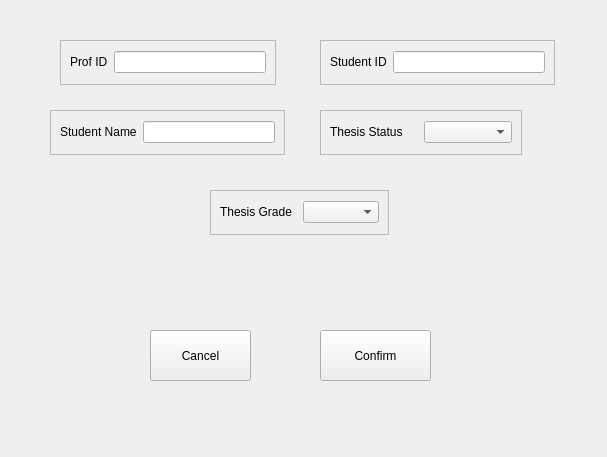
Old version of the form raw-ui/new_thesis_window.ui in the repository soda-sh/uni-salary.
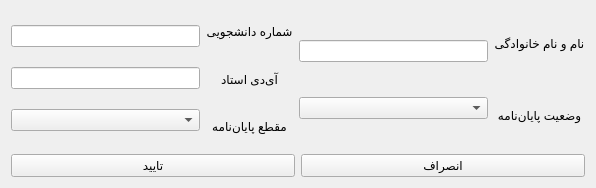
New version of the form.

Patch:
```diff
--- a/raw-ui/new_thesis_window.ui
+++ b/raw-ui/new_thesis_window.ui
@@ -6,179 +6,103 @@
    <rect>
     <x>0</x>
     <y>0</y>
-    <width>607</width>
-    <height>457</height>
+    <width>596</width>
+    <height>188</height>
    </rect>
   </property>
   <property name="windowTitle">
    <string>Form</string>
   </property>
-  <widget class="QFrame" name="profIdFrame">
-   <property name="geometry">
-    <rect>
-     <x>60</x>
-     <y>40</y>
-     <width>216</width>
-     <height>45</height>
-    </rect>
-   </property>
-   <property name="frameShape">
-    <enum>QFrame::StyledPanel</enum>
-   </property>
-   <property name="frameShadow">
-    <enum>QFrame::Raised</enum>
-   </property>
    <layout class="QGridLayout" name="gridLayout">
     <item row="0" column="0">
-     <widget class="QLabel" name="profIdLabel">
+    <layout class="QHBoxLayout" name="horizontalLayout_5">
+     <item>
+      <layout class="QVBoxLayout" name="verticalLayout_8">
+       <item>
+        <widget class="QLineEdit" name="profName"/>
+       </item>
+       <item>
+        <widget class="QLineEdit" name="lineEdit"/>
+       </item>
+       <item>
+        <widget class="QComboBox" name="profBase"/>
+       </item>
+      </layout>
+     </item>
+     <item>
+      <layout class="QVBoxLayout" name="verticalLayout_7">
+       <item>
+        <widget class="QLabel" name="profNameLabel_2">
       <property name="text">
-       <string>Prof ID</string>
+          <string>&lt;html&gt;&lt;head/&gt;&lt;body&gt;&lt;p align=&quot;center&quot;&gt;شماره دانشجویی&lt;/p&gt;&lt;/body&gt;&lt;/html&gt;</string>
       </property>
      </widget>
     </item>
-    <item row="0" column="1">
+       <item>
+        <widget class="QLabel" name="profBaseLabel">
+         <property name="text">
+          <string>&lt;html&gt;&lt;head/&gt;&lt;body&gt;&lt;p align=&quot;center&quot;&gt;آی‌دی استاد&lt;/p&gt;&lt;/body&gt;&lt;/html&gt;</string>
+         </property>
+        </widget>
+       </item>
+       <item>
+        <widget class="QLabel" name="label">
+         <property name="text">
+          <string>&lt;html&gt;&lt;head/&gt;&lt;body&gt;&lt;p align=&quot;center&quot;&gt;مقطع پایان‌نامه&lt;/p&gt;&lt;/body&gt;&lt;/html&gt;</string>
+         </property>
+        </widget>
+       </item>
+      </layout>
+     </item>
+     <item>
+      <layout class="QVBoxLayout" name="verticalLayout_6">
+       <item>
      <widget class="QLineEdit" name="profId"/>
     </item>
-   </layout>
-  </widget>
-  <widget class="QFrame" name="studentIdFrame">
-   <property name="geometry">
-    <rect>
-     <x>320</x>
-     <y>40</y>
-     <width>235</width>
-     <height>45</height>
-    </rect>
-   </property>
-   <property name="frameShape">
-    <enum>QFrame::StyledPanel</enum>
-   </property>
-   <property name="frameShadow">
-    <enum>QFrame::Raised</enum>
-   </property>
-   <layout class="QGridLayout" name="gridLayout_2">
-    <item row="0" column="0">
-     <widget class="QLabel" name="studentIdLabel">
-      <property name="text">
-       <string>Student ID</string>
-      </property>
-     </widget>
-    </item>
-    <item row="0" column="1">
-     <widget class="QLineEdit" name="studentId"/>
-    </item>
-   </layout>
-  </widget>
-  <widget class="QFrame" name="studentNameFrame">
-   <property name="geometry">
-    <rect>
-     <x>50</x>
-     <y>110</y>
-     <width>235</width>
-     <height>45</height>
-    </rect>
-   </property>
-   <property name="frameShape">
-    <enum>QFrame::StyledPanel</enum>
-   </property>
-   <property name="frameShadow">
-    <enum>QFrame::Raised</enum>
-   </property>
-   <layout class="QGridLayout" name="gridLayout_3">
-    <item row="0" column="0">
-     <widget class="QLabel" name="studentNameLabel">
+       <item>
+        <widget class="QComboBox" name="profGrade"/>
+       </item>
+      </layout>
+     </item>
+     <item>
+      <layout class="QVBoxLayout" name="verticalLayout_5">
+       <item>
+        <widget class="QLabel" name="profIdLabel_2">
       <property name="text">
-       <string>Student Name</string>
+          <string>&lt;html&gt;&lt;head/&gt;&lt;body&gt;&lt;p align=&quot;center&quot;&gt;نام و نام خانوادگی&lt;/p&gt;&lt;/body&gt;&lt;/html&gt;</string>
       </property>
      </widget>
     </item>
-    <item row="0" column="1">
-     <widget class="QLineEdit" name="studentName"/>
-    </item>
-   </layout>
-  </widget>
-  <widget class="QFrame" name="thesisStatusFrame">
-   <property name="geometry">
-    <rect>
-     <x>320</x>
-     <y>110</y>
-     <width>202</width>
-     <height>45</height>
-    </rect>
-   </property>
-   <property name="frameShape">
-    <enum>QFrame::StyledPanel</enum>
-   </property>
-   <property name="frameShadow">
-    <enum>QFrame::Raised</enum>
-   </property>
-   <layout class="QGridLayout" name="gridLayout_4">
-    <item row="0" column="0">
-     <widget class="QLabel" name="thesisStatusLabel">
+       <item>
+        <widget class="QLabel" name="profGradeLabel">
       <property name="text">
-       <string>Thesis Status</string>
+          <string>&lt;html&gt;&lt;head/&gt;&lt;body&gt;&lt;p align=&quot;center&quot;&gt;وضعیت پایان‌نامه&lt;/p&gt;&lt;/body&gt;&lt;/html&gt;</string>
       </property>
      </widget>
     </item>
-    <item row="0" column="1">
-     <widget class="QComboBox" name="thesisStatus"/>
-    </item>
-   </layout>
-  </widget>
-  <widget class="QFrame" name="thesisGradeFrame">
-   <property name="geometry">
-    <rect>
-     <x>210</x>
-     <y>190</y>
-     <width>179</width>
-     <height>45</height>
-    </rect>
-   </property>
-   <property name="frameShape">
-    <enum>QFrame::StyledPanel</enum>
-   </property>
-   <property name="frameShadow">
-    <enum>QFrame::Raised</enum>
-   </property>
-   <layout class="QGridLayout" name="gridLayout_5">
-    <item row="0" column="0">
-     <widget class="QLabel" name="thesisGradeLabel">
-      <property name="text">
-       <string>Thesis Grade</string>
-      </property>
-     </widget>
-    </item>
-    <item row="0" column="1">
-     <widget class="QComboBox" name="thesisGrade"/>
-    </item>
-   </layout>
-  </widget>
+      </layout>
+     </item>
+    </layout>
+   </item>
+   <item row="1" column="0">
+    <layout class="QHBoxLayout" name="horizontalLayout_6">
+     <item>
   <widget class="QPushButton" name="cancelBtn">
-   <property name="geometry">
-    <rect>
-     <x>150</x>
-     <y>330</y>
-     <width>101</width>
-     <height>51</height>
-    </rect>
-   </property>
    <property name="text">
-    <string>Cancel</string>
-   </property>
-  </widget>
+        <string>تایید</string>
+       </property>
+      </widget>
+     </item>
+     <item>
   <widget class="QPushButton" name="confirmBtn">
-   <property name="geometry">
-    <rect>
-     <x>320</x>
-     <y>330</y>
-     <width>111</width>
-     <height>51</height>
-    </rect>
-   </property>
    <property name="text">
-    <string>Confirm</string>
-   </property>
-  </widget>
+        <string>انصراف</string>
+       </property>
+      </widget>
+     </item>
+    </layout>
+   </item>
+  </layout>
  </widget>
  <resources/>
  <connections/>
```
Left out of the diff: 4 changed lines with no effect on the pictures. Lines whose indentation alone changed are shown as unchanged.
